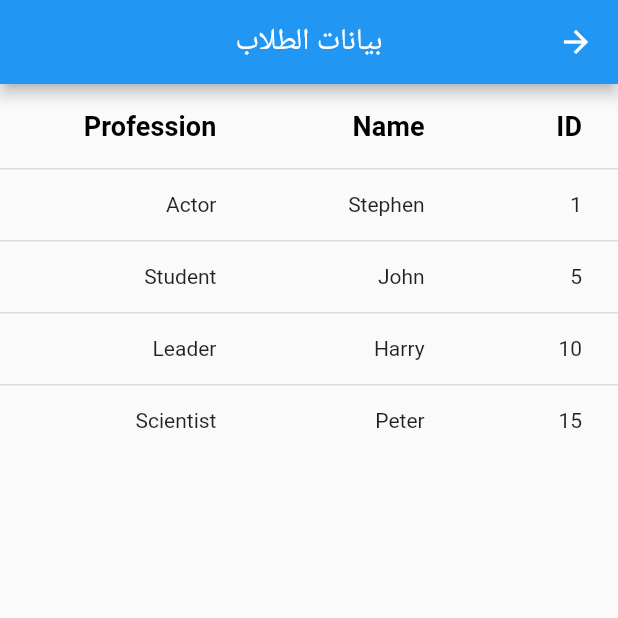
After one commit to gemydev/smart_attendance_qr_code, a Flutter app: the StudentsInfo screen opened directly, on a phone screen of 412 x 824 dp, the top half of it. The commit adds this screen. Run offline on Flutter 3.47's test engine with Material 2 defaults, Android fonts, the phone set to English and light mode, and no system bars; missing offline and left inert: qr_code_scanner.

Commit message:
modify the structure

```diff
--- /dev/null
+++ b/lib/screens/students_info.dart
@@ -0,0 +1,18 @@
+import 'package:flutter/material.dart';
+import 'package:smart_attendance_qr_code/widgets/custom_app_bar.dart';
+import 'package:smart_attendance_qr_code/widgets/custom_table.dart';
+
+class StudentsInfo extends StatelessWidget {
+  const StudentsInfo({Key? key}) : super(key: key);
+
+  @override
+  Widget build(BuildContext context) {
+    return Directionality(
+      textDirection: TextDirection.rtl,
+      child: Scaffold(
+        appBar: customAppBar(title: "بيانات الطلاب"),
+        body: CustomTable(),
+      ),
+    );
+  }
+}
--- /dev/null
+++ b/lib/widgets/custom_app_bar.dart
@@ -0,0 +1,8 @@
+import 'package:flutter/material.dart';
+
+AppBar customAppBar({String? title}){
+  return AppBar(
+    title: Text(title!),
+    centerTitle: true,
+  );
+}
--- /dev/null
+++ b/lib/widgets/custom_table.dart
@@ -0,0 +1,51 @@
+import 'package:flutter/material.dart';
+
+class CustomTable extends StatefulWidget {
+  const CustomTable({Key? key}) : super(key: key);
+
+  @override
+  _CustomTableState createState() => _CustomTableState();
+}
+
+class _CustomTableState extends State<CustomTable> {
+  @override
+  Widget build(BuildContext context) {
+    return ListView(children: <Widget>[
+      DataTable(
+        columns: [
+          DataColumn(
+              label: Text('ID',
+                  style: TextStyle(fontSize: 18, fontWeight: FontWeight.bold))),
+          DataColumn(
+              label: Text('Name',
+                  style: TextStyle(fontSize: 18, fontWeight: FontWeight.bold))),
+          DataColumn(
+              label: Text('Profession',
+                  style: TextStyle(fontSize: 18, fontWeight: FontWeight.bold))),
+        ],
+        rows: [
+          DataRow(cells: [
+            DataCell(Text('1')),
+            DataCell(Text('Stephen')),
+            DataCell(Text('Actor')),
+          ]),
+          DataRow(cells: [
+            DataCell(Text('5')),
+            DataCell(Text('John')),
+            DataCell(Text('Student')),
+          ]),
+          DataRow(cells: [
+            DataCell(Text('10')),
+            DataCell(Text('Harry')),
+            DataCell(Text('Leader')),
+          ]),
+          DataRow(cells: [
+            DataCell(Text('15')),
+            DataCell(Text('Peter')),
+            DataCell(Text('Scientist')),
+          ]),
+        ],
+      ),
+    ]);
+  }
+}
```
Also changed, not shown: lib/screens/attendance.dart (added, +20 -0 lines), lib/screens/capture_qr.dart (+5 -5 lines), lib/screens/dashboard.dart (added, +71 -0 lines), lib/screens/home.dart (+10 -3 lines), lib/screens/money.dart (added, +20 -0 lines), lib/widgets/custom_grid_view.dart (added).
